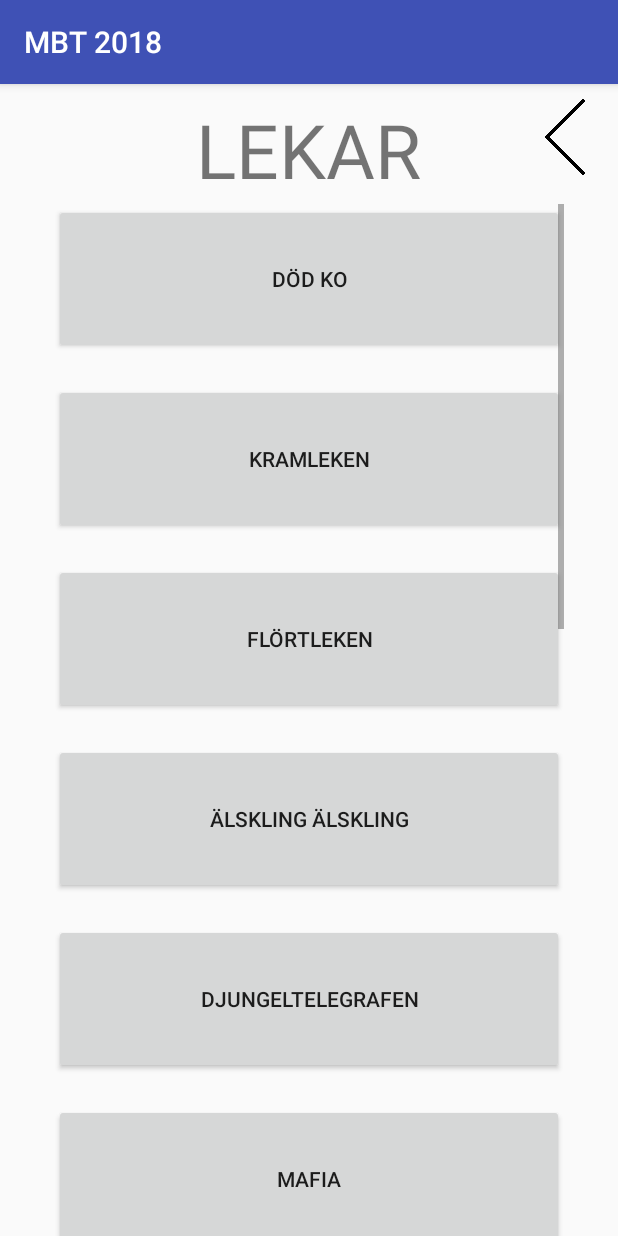
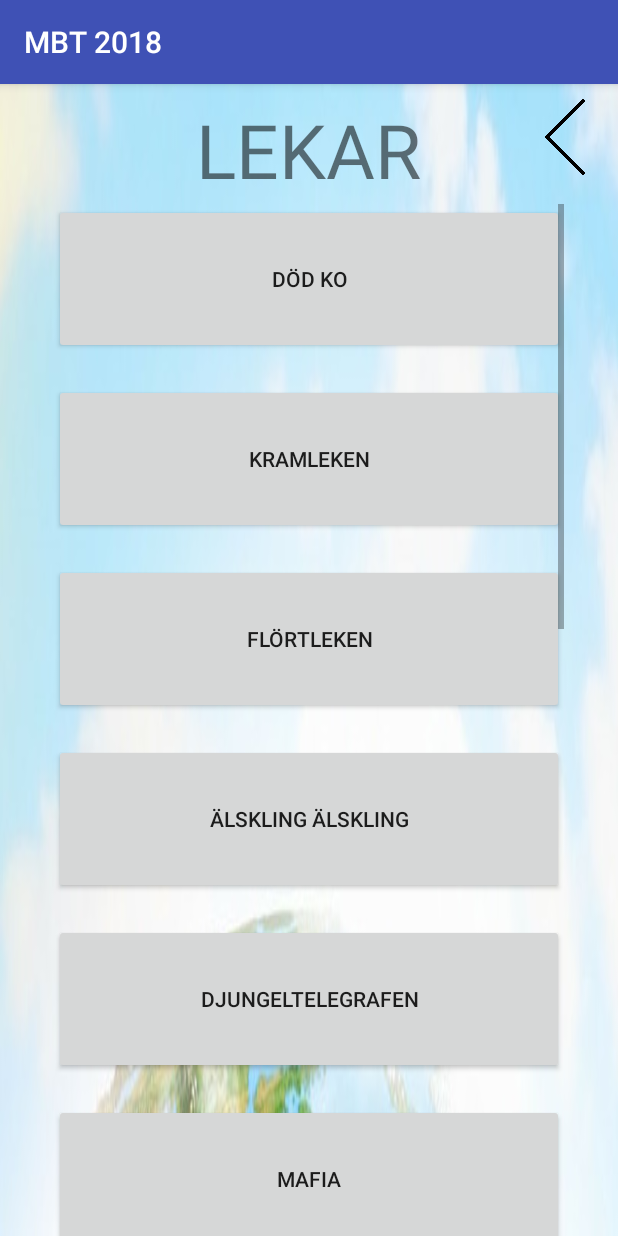
Before and after one commit to wrang308/mbtapp, an Android app: the lekar screen opened directly, with no data from a screen before it, on a phone screen of 412 x 824 dp. Run offline under Robolectric (Android 15) with nearby library versions, the phone set to English and light mode, and no system bars.

Commit message:
added background picture to lekar

```diff
--- a/app/src/main/res/layout/lek_dod_ko.xml
+++ b/app/src/main/res/layout/lek_dod_ko.xml
@@ -6,6 +6,8 @@
     android:layout_height="match_parent"
     tools:context="com.example.marku.mbtapp.MainActivity"
     android:background="@drawable/mbtbackground"
+    android:paddingLeft="10dp"
+    android:paddingRight="10dp"
     >
 
     <TextView
--- a/app/src/main/res/layout/lekar.xml
+++ b/app/src/main/res/layout/lekar.xml
@@ -1,7 +1,8 @@
 <?xml version="1.0" encoding="utf-8"?>
 <RelativeLayout xmlns:android="http://schemas.android.com/apk/res/android"
     android:layout_width="match_parent"
-    android:layout_height="wrap_content">
+    android:layout_height="wrap_content"
+    android:background="@drawable/mbtbackground">
 
     <TextView
         android:text="LEKAR"
```
